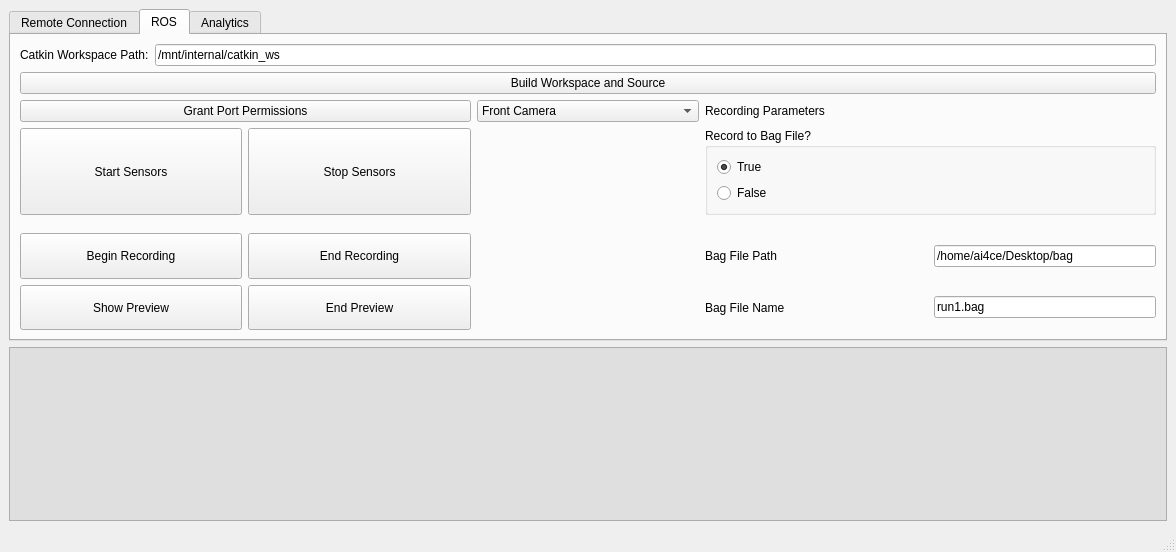
Before: the Qt Designer form wrapper/mainwindow.ui in Abanesjo/Curb2Door, drawn with Qt 5.
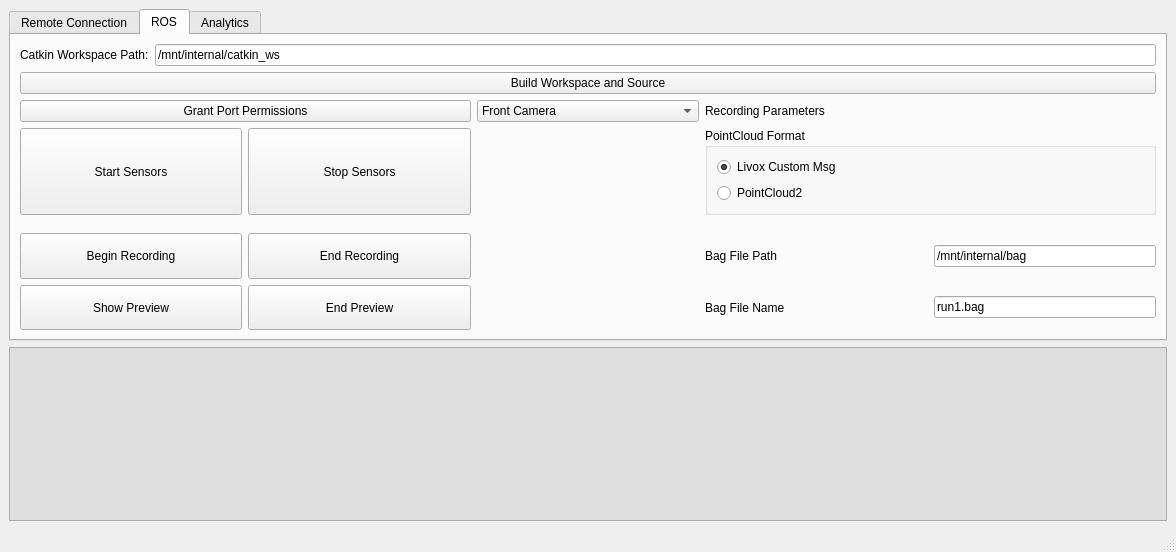
After: the same form once the commit is applied. The open tabs and pages were chosen to show the change.

Diff of the .ui file:
```diff
--- a/wrapper/mainwindow.ui
+++ b/wrapper/mainwindow.ui
@@ -211,7 +211,7 @@
              </sizepolicy>
             </property>
             <property name="title">
-             <string>Record to Bag File?</string>
+             <string>PointCloud Format</string>
             </property>
             <property name="flat">
              <bool>false</bool>
@@ -231,7 +231,7 @@
                   </sizepolicy>
                  </property>
                  <property name="text">
-                  <string>True</string>
+                  <string>Livox Custom Msg</string>
                  </property>
                  <property name="checked">
                   <bool>true</bool>
@@ -250,7 +250,7 @@
                   <bool>false</bool>
                  </property>
                  <property name="text">
-                  <string>False</string>
+                  <string>PointCloud2</string>
                  </property>
                 </widget>
                </item>
@@ -313,7 +313,7 @@
              </size>
             </property>
             <property name="text">
-             <string>/home/ai4ce/Desktop/bag</string>
+             <string>/mnt/internal/bag</string>
             </property>
            </widget>
           </item>
```
